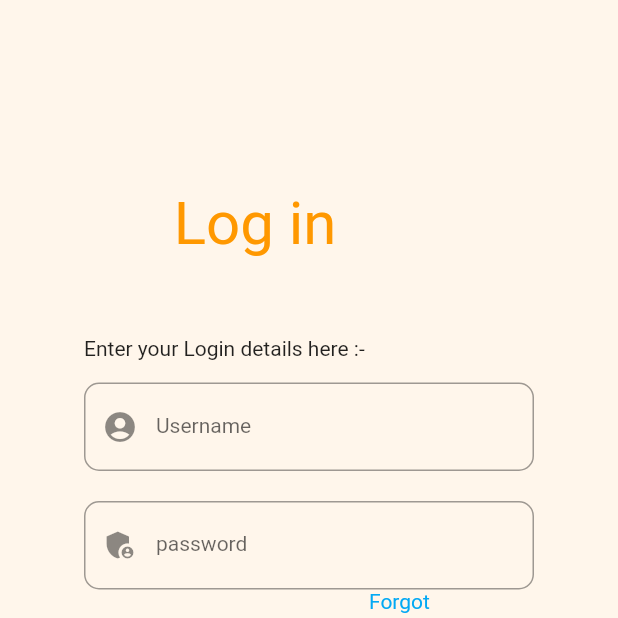
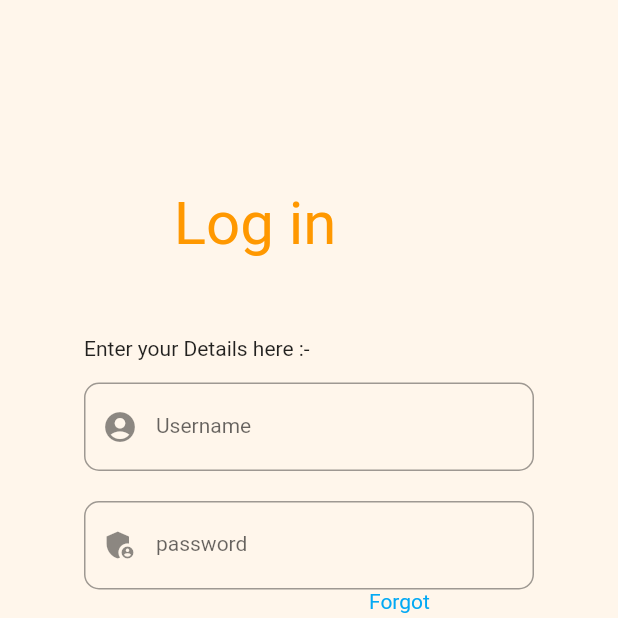
Before and after one commit to smitkachhadiya/myrestaurant, a Flutter app: the screen it shows after launch, on a phone screen of 412 x 824 dp, the top half of it. Run offline on Flutter 3.47's test engine with Material 2 defaults, Android fonts, the phone set to English and light mode, and no system bars.

Commit message:
committed successfully

```diff
--- a/lib/loginpage.dart
+++ b/lib/loginpage.dart
@@ -44,7 +44,7 @@ class _loginpageState extends State<loginpage> {
                   mainAxisAlignment: MainAxisAlignment.start,
                   crossAxisAlignment: CrossAxisAlignment.start,
                   children: [
-                    Text("Enter your Login details here :-"),
+                    Text("Enter your Details here :-"),
                     Padding(padding: EdgeInsets.only(top: 15)),
                     TextField(
                       decoration: InputDecoration(
```
